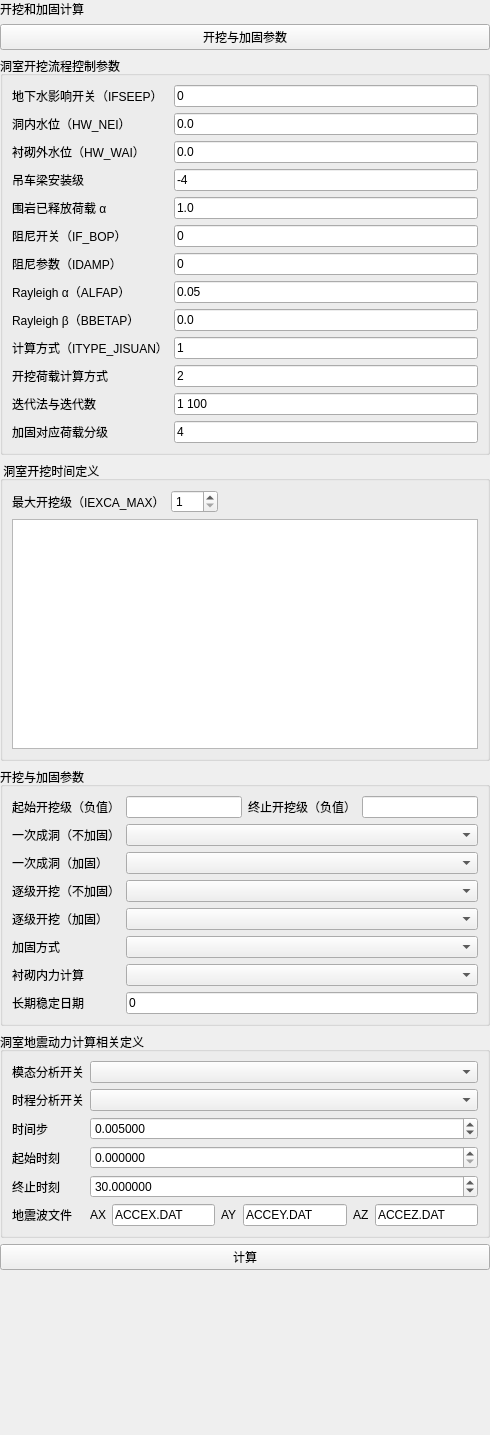
asd977/base_cae, file plugins/Base_Slover/CaveSupportComputationPage.ui: the form before one commit.
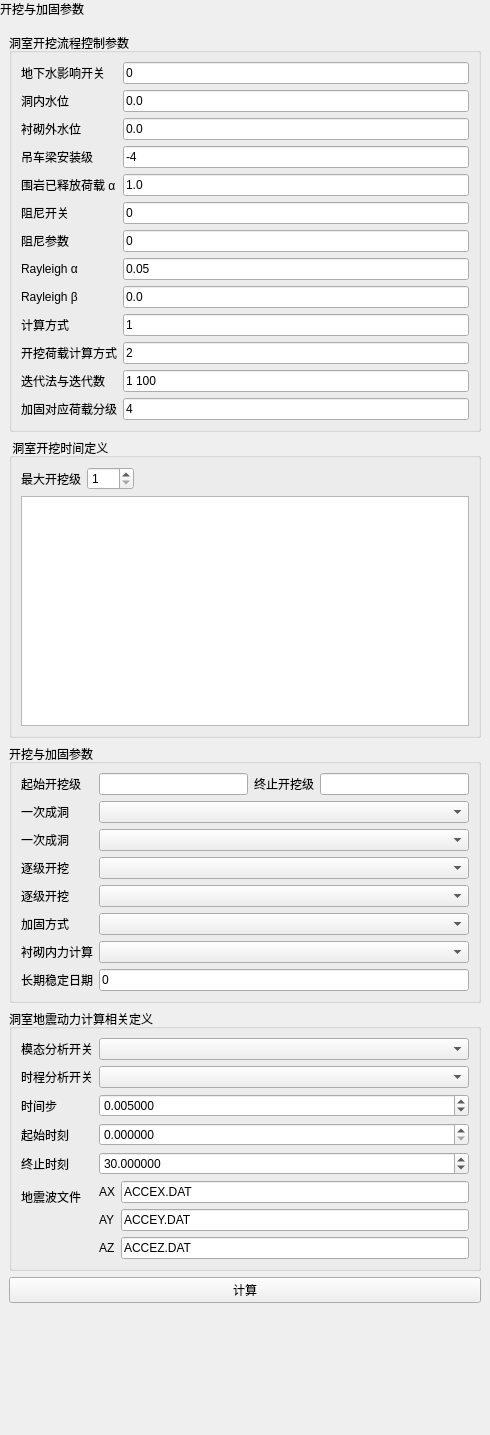
The form after the commit.

The edit to the form file:
```diff
--- a/plugins/Base_Slover/CaveSupportComputationPage.ui
+++ b/plugins/Base_Slover/CaveSupportComputationPage.ui
@@ -11,7 +11,49 @@
    </rect>
   </property>
   <layout class="QVBoxLayout" name="verticalLayoutRoot">
-   <property name="leftMargin"><number>0</number></property><property name="topMargin"><number>0</number></property><property name="rightMargin"><number>0</number></property><property name="bottomMargin"><number>0</number></property><item><widget class="QLabel" name="pageNameLabel"><property name="text"><string>开挖和加固计算</string></property></widget></item><item><widget class="QPushButton" name="sectionTitleButton"><property name="text"><string>开挖与加固参数</string></property></widget></item><item>
+   <property name="leftMargin">
+    <number>0</number>
+   </property>
+   <property name="topMargin">
+    <number>0</number>
+   </property>
+   <property name="rightMargin">
+    <number>0</number>
+   </property>
+   <property name="bottomMargin">
+    <number>0</number>
+   </property>
+   <item>
+    <widget class="QLabel" name="pageHeaderLabel">
+     <property name="sizePolicy">
+      <sizepolicy hsizetype="Preferred" vsizetype="Fixed">
+       <horstretch>0</horstretch>
+       <verstretch>0</verstretch>
+      </sizepolicy>
+     </property>
+     <property name="text">
+      <string>开挖与加固参数</string>
+     </property>
+    </widget>
+   </item>
+   <item>
+    <layout class="QVBoxLayout" name="contentLayout">
+     <property name="leftMargin">
+      <number>9</number>
+     </property>
+     <property name="topMargin">
+      <number>9</number>
+     </property>
+     <property name="rightMargin">
+      <number>9</number>
+     </property>
+     <property name="bottomMargin">
+      <number>9</number>
+     </property>
+     <property name="spacing">
+      <number>6</number>
+     </property>
+     <item>
     <widget class="QGroupBox" name="groupIcaveParams">
      <property name="title">
       <string>洞室开挖流程控制参数</string>
@@ -20,7 +62,10 @@
       <item row="0" column="0">
        <widget class="QLabel" name="label3">
         <property name="text">
-         <string>地下水影响开关（IFSEEP）</string>
+           <string>地下水影响开关</string>
+          </property>
+          <property name="wordWrap">
+           <bool>false</bool>
         </property>
        </widget>
       </item>
@@ -29,12 +74,21 @@
         <property name="text">
          <string>0</string>
         </property>
+          <property name="minimumSize">
+           <size>
+            <width>10</width>
+            <height>0</height>
+           </size>
+          </property>
        </widget>
       </item>
       <item row="1" column="0">
        <widget class="QLabel" name="label5">
         <property name="text">
-         <string>洞内水位（HW_NEI）</string>
+           <string>洞内水位</string>
+          </property>
+          <property name="wordWrap">
+           <bool>false</bool>
         </property>
        </widget>
       </item>
@@ -43,12 +97,21 @@
         <property name="text">
          <string>0.0</string>
         </property>
+          <property name="minimumSize">
+           <size>
+            <width>10</width>
+            <height>0</height>
+           </size>
+          </property>
        </widget>
       </item>
       <item row="2" column="0">
        <widget class="QLabel" name="label7">
         <property name="text">
-         <string>衬砌外水位（HW_WAI）</string>
+           <string>衬砌外水位</string>
+          </property>
+          <property name="wordWrap">
+           <bool>false</bool>
         </property>
        </widget>
       </item>
@@ -57,6 +120,12 @@
         <property name="text">
          <string>0.0</string>
         </property>
+          <property name="minimumSize">
+           <size>
+            <width>10</width>
+            <height>0</height>
+           </size>
+          </property>
        </widget>
       </item>
       <item row="3" column="0">
@@ -64,6 +133,9 @@
         <property name="text">
          <string>吊车梁安装级</string>
         </property>
+          <property name="wordWrap">
+           <bool>false</bool>
+          </property>
        </widget>
       </item>
       <item row="3" column="1">
@@ -71,6 +143,12 @@
         <property name="text">
          <string>-4</string>
         </property>
+          <property name="minimumSize">
+           <size>
+            <width>10</width>
+            <height>0</height>
+           </size>
+          </property>
        </widget>
       </item>
       <item row="4" column="0">
@@ -78,6 +156,9 @@
         <property name="text">
          <string>围岩已释放荷载 α</string>
         </property>
+          <property name="wordWrap">
+           <bool>false</bool>
+          </property>
        </widget>
       </item>
       <item row="4" column="1">
@@ -85,12 +166,21 @@
         <property name="text">
          <string>1.0</string>
         </property>
+          <property name="minimumSize">
+           <size>
+            <width>10</width>
+            <height>0</height>
+           </size>
+          </property>
        </widget>
       </item>
       <item row="5" column="0">
        <widget class="QLabel" name="label18">
         <property name="text">
-         <string>阻尼开关（IF_BOP）</string>
+           <string>阻尼开关</string>
+          </property>
+          <property name="wordWrap">
+           <bool>false</bool>
         </property>
        </widget>
       </item>
@@ -99,12 +189,21 @@
         <property name="text">
          <string>0</string>
         </property>
+          <property name="minimumSize">
+           <size>
+            <width>10</width>
+            <height>0</height>
+           </size>
+          </property>
        </widget>
       </item>
       <item row="6" column="0">
        <widget class="QLabel" name="label19">
         <property name="text">
-         <string>阻尼参数（IDAMP）</string>
+           <string>阻尼参数</string>
+          </property>
+          <property name="wordWrap">
+           <bool>false</bool>
         </property>
        </widget>
       </item>
@@ -113,12 +212,21 @@
         <property name="text">
          <string>0</string>
         </property>
+          <property name="minimumSize">
+           <size>
+            <width>10</width>
+            <height>0</height>
+           </size>
+          </property>
        </widget>
       </item>
       <item row="7" column="0">
        <widget class="QLabel" name="label20">
         <property name="text">
-         <string>Rayleigh α（ALFAP）</string>
+           <string>Rayleigh α</string>
+          </property>
+          <property name="wordWrap">
+           <bool>false</bool>
         </property>
        </widget>
       </item>
@@ -127,12 +235,21 @@
         <property name="text">
          <string>0.05</string>
         </property>
+          <property name="minimumSize">
+           <size>
+            <width>10</width>
+            <height>0</height>
+           </size>
+          </property>
        </widget>
       </item>
       <item row="8" column="0">
        <widget class="QLabel" name="label21">
         <property name="text">
-         <string>Rayleigh β（BBETAP）</string>
+           <string>Rayleigh β</string>
+          </property>
+          <property name="wordWrap">
+           <bool>false</bool>
         </property>
        </widget>
       </item>
@@ -141,12 +258,21 @@
         <property name="text">
          <string>0.0</string>
         </property>
+          <property name="minimumSize">
+           <size>
+            <width>10</width>
+            <height>0</height>
+           </size>
+          </property>
        </widget>
       </item>
       <item row="9" column="0">
        <widget class="QLabel" name="label22">
         <property name="text">
-         <string>计算方式（ITYPE_JISUAN）</string>
+           <string>计算方式</string>
+          </property>
+          <property name="wordWrap">
+           <bool>false</bool>
         </property>
        </widget>
       </item>
@@ -155,6 +281,12 @@
         <property name="text">
          <string>1</string>
         </property>
+          <property name="minimumSize">
+           <size>
+            <width>10</width>
+            <height>0</height>
+           </size>
+          </property>
        </widget>
       </item>
       <item row="10" column="0">
@@ -162,6 +294,9 @@
         <property name="text">
          <string>开挖荷载计算方式</string>
         </property>
+          <property name="wordWrap">
+           <bool>false</bool>
+          </property>
        </widget>
       </item>
       <item row="10" column="1">
@@ -169,6 +304,12 @@
         <property name="text">
          <string>2</string>
         </property>
+          <property name="minimumSize">
+           <size>
+            <width>10</width>
+            <height>0</height>
+           </size>
+          </property>
        </widget>
       </item>
       <item row="11" column="0">
@@ -176,6 +317,9 @@
         <property name="text">
          <string>迭代法与迭代数</string>
         </property>
+          <property name="wordWrap">
+           <bool>false</bool>
+          </property>
        </widget>
       </item>
       <item row="11" column="1">
@@ -183,6 +327,12 @@
         <property name="text">
          <string>1 100</string>
         </property>
+          <property name="minimumSize">
+           <size>
+            <width>10</width>
+            <height>0</height>
+           </size>
+          </property>
        </widget>
       </item>
       <item row="12" column="0">
@@ -190,6 +340,9 @@
         <property name="text">
          <string>加固对应荷载分级</string>
         </property>
+          <property name="wordWrap">
+           <bool>false</bool>
+          </property>
        </widget>
       </item>
       <item row="12" column="1">
@@ -197,6 +350,12 @@
         <property name="text">
          <string>4</string>
         </property>
+          <property name="minimumSize">
+           <size>
+            <width>10</width>
+            <height>0</height>
+           </size>
+          </property>
        </widget>
       </item>
      </layout>
@@ -219,7 +378,10 @@
         <item>
          <widget class="QLabel" name="labelIexcaMax">
           <property name="text">
-           <string>最大开挖级（IEXCA_MAX）</string>
+             <string>最大开挖级</string>
+            </property>
+            <property name="wordWrap">
+             <bool>false</bool>
           </property>
          </widget>
         </item>
@@ -234,6 +396,12 @@
           <property name="value">
            <number>1</number>
           </property>
+            <property name="minimumSize">
+             <size>
+              <width>10</width>
+              <height>0</height>
+             </size>
+            </property>
          </widget>
         </item>
         <item>
@@ -252,7 +420,17 @@
        </layout>
       </item>
       <item>
-       <widget class="QTableWidget" name="tableExcavationDays" />
+         <widget class="QTableWidget" name="tableExcavationDays">
+          <attribute name="horizontalHeaderStretchLastSection">
+           <bool>true</bool>
+          </attribute>
+          <property name="minimumSize">
+           <size>
+            <width>10</width>
+            <height>0</height>
+           </size>
+          </property>
+         </widget>
       </item>
      </layout>
     </widget>
@@ -266,7 +444,10 @@
       <item row="0" column="0">
        <widget class="QLabel" name="labelIexcaSta">
         <property name="text">
-         <string>起始开挖级（负值）</string>
+           <string>起始开挖级</string>
+          </property>
+          <property name="wordWrap">
+           <bool>false</bool>
         </property>
        </widget>
       </item>
@@ -286,17 +467,34 @@
           <number>0</number>
          </property>
          <item>
-          <widget class="QLineEdit" name="editIexcaSta" />
+            <widget class="QLineEdit" name="editIexcaSta">
+             <property name="minimumSize">
+              <size>
+               <width>10</width>
+               <height>0</height>
+              </size>
+             </property>
+            </widget>
          </item>
          <item>
           <widget class="QLabel" name="labelIexcaEnd">
            <property name="text">
-            <string>终止开挖级（负值）</string>
+              <string>终止开挖级</string>
+             </property>
+             <property name="wordWrap">
+              <bool>false</bool>
            </property>
           </widget>
          </item>
          <item>
-          <widget class="QLineEdit" name="editIexcaEnd" />
+            <widget class="QLineEdit" name="editIexcaEnd">
+             <property name="minimumSize">
+              <size>
+               <width>10</width>
+               <height>0</height>
+              </size>
+             </property>
+            </widget>
          </item>
         </layout>
        </widget>
@@ -304,68 +502,131 @@
       <item row="1" column="0">
        <widget class="QLabel" name="labelIfEall">
         <property name="text">
-         <string>一次成洞（不加固）</string>
+           <string>一次成洞</string>
+          </property>
+          <property name="wordWrap">
+           <bool>false</bool>
         </property>
        </widget>
       </item>
       <item row="1" column="1">
-       <widget class="QComboBox" name="comboIfEall" />
+         <widget class="QComboBox" name="comboIfEall">
+          <property name="minimumSize">
+           <size>
+            <width>10</width>
+            <height>0</height>
+           </size>
+          </property>
+         </widget>
       </item>
       <item row="2" column="0">
        <widget class="QLabel" name="labelIfJall">
         <property name="text">
-         <string>一次成洞（加固）</string>
+           <string>一次成洞</string>
+          </property>
+          <property name="wordWrap">
+           <bool>false</bool>
         </property>
        </widget>
       </item>
       <item row="2" column="1">
-       <widget class="QComboBox" name="comboIfJall" />
+         <widget class="QComboBox" name="comboIfJall">
+          <property name="minimumSize">
+           <size>
+            <width>10</width>
+            <height>0</height>
+           </size>
+          </property>
+         </widget>
       </item>
       <item row="3" column="0">
        <widget class="QLabel" name="labelIfE1toa">
         <property name="text">
-         <string>逐级开挖（不加固）</string>
+           <string>逐级开挖</string>
+          </property>
+          <property name="wordWrap">
+           <bool>false</bool>
         </property>
        </widget>
       </item>
       <item row="3" column="1">
-       <widget class="QComboBox" name="comboIfE1toa" />
+         <widget class="QComboBox" name="comboIfE1toa">
+          <property name="minimumSize">
+           <size>
+            <width>10</width>
+            <height>0</height>
+           </size>
+          </property>
+         </widget>
       </item>
       <item row="4" column="0">
        <widget class="QLabel" name="labelIfJ1toa">
         <property name="text">
-         <string>逐级开挖（加固）</string>
+           <string>逐级开挖</string>
+          </property>
+          <property name="wordWrap">
+           <bool>false</bool>
         </property>
        </widget>
       </item>
       <item row="4" column="1">
-       <widget class="QComboBox" name="comboIfJ1toa" />
+         <widget class="QComboBox" name="comboIfJ1toa">
+          <property name="minimumSize">
+           <size>
+            <width>10</width>
+            <height>0</height>
+           </size>
+          </property>
+         </widget>
       </item>
       <item row="5" column="0">
        <widget class="QLabel" name="labelJaMethod">
         <property name="text">
          <string>加固方式</string>
         </property>
+          <property name="wordWrap">
+           <bool>false</bool>
+          </property>
        </widget>
       </item>
       <item row="5" column="1">
-       <widget class="QComboBox" name="comboJaMethod" />
+         <widget class="QComboBox" name="comboJaMethod">
+          <property name="minimumSize">
+           <size>
+            <width>10</width>
+            <height>0</height>
+           </size>
+          </property>
+         </widget>
       </item>
       <item row="6" column="0">
        <widget class="QLabel" name="labelIfChen">
         <property name="text">
          <string>衬砌内力计算</string>
         </property>
+          <property name="wordWrap">
+           <bool>false</bool>
+          </property>
        </widget>
       </item>
       <item row="6" column="1">
-       <widget class="QComboBox" name="comboIfChen" />
+         <widget class="QComboBox" name="comboIfChen">
+          <property name="minimumSize">
+           <size>
+            <width>10</width>
+            <height>0</height>
+           </size>
+          </property>
+         </widget>
       </item>
       <item row="7" column="0">
        <widget class="QLabel" name="labelIdayCase">
         <property name="text">
          <string>长期稳定日期</string>
         </property>
+          <property name="wordWrap">
+           <bool>false</bool>
+          </property>
        </widget>
       </item>
       <item row="7" column="1">
@@ -373,6 +634,12 @@
         <property name="text">
          <string>0</string>
         </property>
+          <property name="minimumSize">
+           <size>
+            <width>10</width>
+            <height>0</height>
+           </size>
+          </property>
        </widget>
       </item>
      </layout>
@@ -389,20 +656,40 @@
         <property name="text">
          <string>模态分析开关</string>
         </property>
+          <property name="wordWrap">
+           <bool>false</bool>
+          </property>
        </widget>
       </item>
       <item row="0" column="1">
-       <widget class="QComboBox" name="comboIfMode" />
+         <widget class="QComboBox" name="comboIfMode">
+          <property name="minimumSize">
+           <size>
+            <width>10</width>
+            <height>0</height>
+           </size>
+          </property>
+         </widget>
       </item>
       <item row="1" column="0">
        <widget class="QLabel" name="labelIfWave">
         <property name="text">
          <string>时程分析开关</string>
         </property>
+          <property name="wordWrap">
+           <bool>false</bool>
+          </property>
        </widget>
       </item>
       <item row="1" column="1">
-       <widget class="QComboBox" name="comboIfWave" />
+         <widget class="QComboBox" name="comboIfWave">
+          <property name="minimumSize">
+           <size>
+            <width>10</width>
+            <height>0</height>
+           </size>
+          </property>
+         </widget>
       </item>
       <item row="2" column="1">
        <widget class="QWidget" name="widgetTimeParams" native="true">
@@ -430,6 +717,12 @@
            <property name="value">
             <double>0.005000000000000</double>
            </property>
+             <property name="minimumSize">
+              <size>
+               <width>10</width>
+               <height>0</height>
+              </size>
+             </property>
           </widget>
          </item>
         </layout>
@@ -440,11 +733,14 @@
         <property name="text">
          <string>地震波文件</string>
         </property>
+          <property name="wordWrap">
+           <bool>false</bool>
+          </property>
        </widget>
       </item>
       <item row="5" column="1">
        <widget class="QWidget" name="widgetWaveFiles" native="true">
-        <layout class="QHBoxLayout" name="horizontalLayoutWaveFiles">
+          <layout class="QVBoxLayout" name="horizontalLayoutWaveFiles">
          <property name="leftMargin">
           <number>0</number>
          </property>
@@ -457,11 +753,16 @@
          <property name="bottomMargin">
           <number>0</number>
          </property>
+           <item>
+            <layout class="QHBoxLayout" name="layoutWaveX">
          <item>
           <widget class="QLabel" name="labelAx">
            <property name="text">
             <string>AX</string>
            </property>
+               <property name="wordWrap">
+                <bool>false</bool>
+               </property>
           </widget>
          </item>
          <item>
@@ -469,13 +770,26 @@
            <property name="text">
             <string>ACCEX.DAT</string>
            </property>
-          </widget>
-         </item>
+               <property name="minimumSize">
+                <size>
+                 <width>10</width>
+                 <height>0</height>
+                </size>
+               </property>
+              </widget>
+             </item>
+            </layout>
+           </item>
+           <item>
+            <layout class="QHBoxLayout" name="layoutWaveY">
          <item>
           <widget class="QLabel" name="labelAy">
            <property name="text">
             <string>AY</string>
            </property>
+               <property name="wordWrap">
+                <bool>false</bool>
+               </property>
           </widget>
          </item>
          <item>
@@ -483,13 +797,26 @@
            <property name="text">
             <string>ACCEY.DAT</string>
            </property>
-          </widget>
-         </item>
+               <property name="minimumSize">
+                <size>
+                 <width>10</width>
+                 <height>0</height>
+                </size>
+               </property>
+              </widget>
+             </item>
+            </layout>
+           </item>
+           <item>
+            <layout class="QHBoxLayout" name="layoutWaveZ">
          <item>
           <widget class="QLabel" name="labelAz">
            <property name="text">
             <string>AZ</string>
            </property>
+               <property name="wordWrap">
+                <bool>false</bool>
+               </property>
           </widget>
          </item>
          <item>
@@ -497,7 +824,15 @@
            <property name="text">
             <string>ACCEZ.DAT</string>
            </property>
-          </widget>
+               <property name="minimumSize">
+                <size>
+                 <width>10</width>
+                 <height>0</height>
+                </size>
+               </property>
+              </widget>
+             </item>
+            </layout>
          </item>
         </layout>
        </widget>
@@ -507,6 +842,9 @@
         <property name="text">
          <string>时间步</string>
         </property>
+          <property name="wordWrap">
+           <bool>false</bool>
+          </property>
        </widget>
       </item>
       <item row="3" column="0">
@@ -514,6 +852,9 @@
         <property name="text">
          <string>起始时刻</string>
         </property>
+          <property name="wordWrap">
+           <bool>false</bool>
+          </property>
        </widget>
       </item>
       <item row="3" column="1">
@@ -524,6 +865,12 @@
         <property name="maximum">
          <double>999999.000000000000000</double>
         </property>
+          <property name="minimumSize">
+           <size>
+            <width>10</width>
+            <height>0</height>
+           </size>
+          </property>
        </widget>
       </item>
       <item row="4" column="0">
@@ -531,6 +878,9 @@
         <property name="text">
          <string>终止时刻</string>
         </property>
+          <property name="wordWrap">
+           <bool>false</bool>
+          </property>
        </widget>
       </item>
       <item row="4" column="1">
@@ -544,6 +894,12 @@
         <property name="value">
          <double>30.000000000000000</double>
         </property>
+          <property name="minimumSize">
+           <size>
+            <width>10</width>
+            <height>0</height>
+           </size>
+          </property>
        </widget>
       </item>
      </layout>
@@ -568,6 +924,8 @@
       </size>
      </property>
     </spacer>
+     </item>
+    </layout>
    </item>
   </layout>
  </widget>
```
Lines whose indentation alone changed are shown as unchanged.
